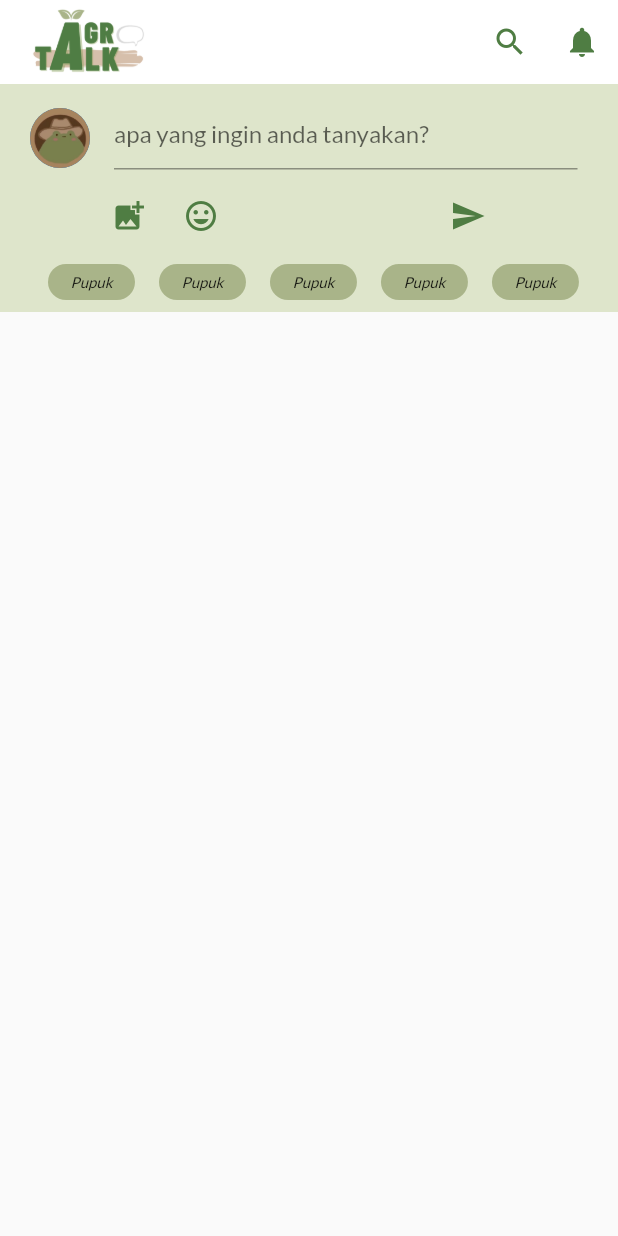
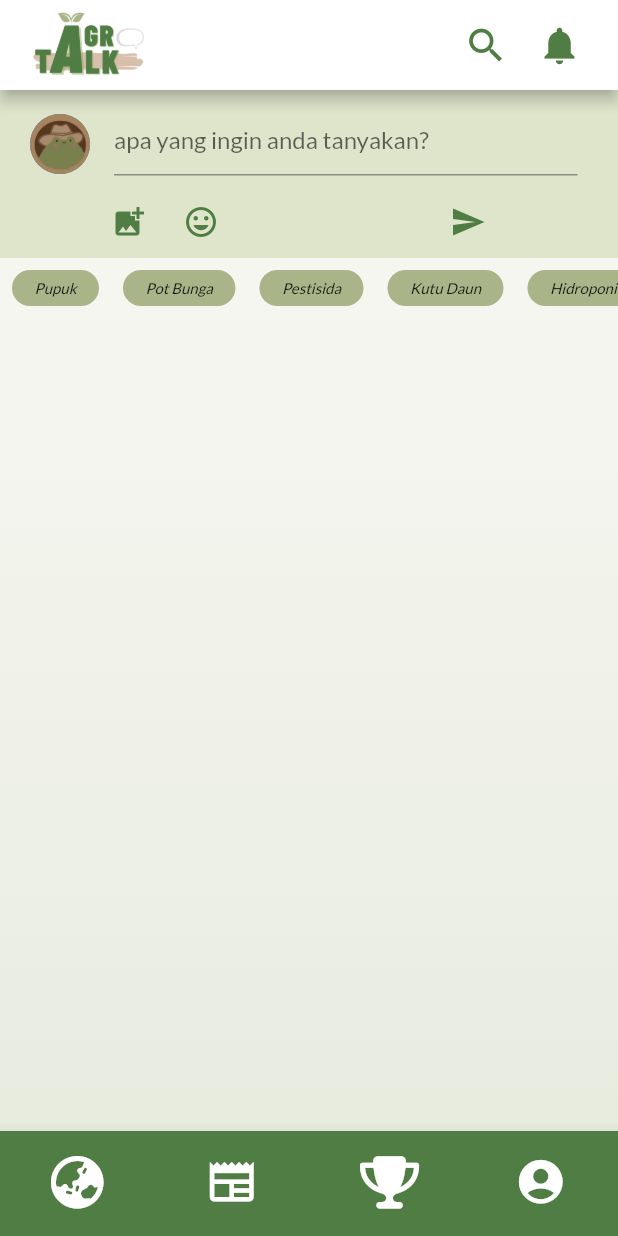
Before and after one commit to anandashadrina/AgroTalk, a Flutter app: the RegisterPage screen opened directly, after a tap on "Daftar", on a phone screen of 412 x 824 dp. Run offline on Flutter 3.47's test engine with Material 2 defaults, Android fonts, the phone set to English and light mode, and no system bars; our stand-ins replace font_awesome_flutter.

Commit message:
perbaiki landing page, nambah foto buat news, tambah page untuk user, update profil user page

```diff
--- a/lib/Pages/User Page/HomePage.dart
+++ b/lib/Pages/User Page/HomePage.dart
@@ -14,25 +14,18 @@ class _HomePageState extends State<HomePage> {
   @override
   Widget build(BuildContext context) {
     return Scaffold(
-      body: CustomScrollView(
+      body: Container(
+        decoration: const BoxDecoration(
+          gradient: LinearGradient(
+              begin: Alignment.topCenter,
+              end: Alignment.bottomCenter,
+              colors: [
+                Color.fromARGB(54, 238, 238, 220),
+                Color.fromARGB(174, 222, 229, 210),
+              ]),
+        ),
+        child: CustomScrollView(
           slivers: [
-          SliverAppBar(
-            automaticallyImplyLeading: false,
-            backgroundColor: Colors.white,
-            title: Image.asset(
-              'assets/image/Logo.png',
-              height: 70,
-            ),
-            actions: [
-              IconButton(
-                  onPressed: () {},
-                  icon: const Icon(Icons.search, color: Color(0xFF4F7D43))),
-              IconButton(
-                  onPressed: () {},
-                  icon:
-                      const Icon(Icons.notifications, color: Color(0xFF4F7D43)))
-            ],
-          ),
             SliverToBoxAdapter(
               child: Container(
                 padding: const EdgeInsets.fromLTRB(12.0, 8.0, 12.0, 0.0),
@@ -45,13 +38,15 @@ class _HomePageState extends State<HomePage> {
                         Padding(
                           padding: const EdgeInsets.all(8.0),
                           child: CircleAvatar(
-                          backgroundImage: AssetImage('assets/image/user1.jpg'),
+                            backgroundImage:
+                                AssetImage('assets/image/user1.jpg'),
                             radius: 20.0,
                           ),
                         ),
                         Expanded(
                           child: Padding(
-                          padding: const EdgeInsets.fromLTRB(8.0, 0, 15.0, 6.0),
+                            padding:
+                                const EdgeInsets.fromLTRB(8.0, 0, 15.0, 6.0),
                             child: TextField(
                               decoration: InputDecoration(
                                   hintText: "apa yang ingin anda tanyakan?"),
@@ -84,21 +79,24 @@ class _HomePageState extends State<HomePage> {
                             )),
                       ],
                     ),
-                  //buat nambahin scroll topic
-                  Padding(
-                    padding: const EdgeInsets.fromLTRB(12, 0, 0, 0),
-                    child: Container(
+                  ],
+                ),
+              ),
+            ),
+            SliverToBoxAdapter(
+              child: Column(
+                children: [
+                  Container(
                     height: 40,
                     width: double.infinity,
                     child: const TopicScroll(),
+                  ),
+                ],
               ),
             ),
           ],
         ),
       ),
-          ),
-        ],
-      ),
     );
   }
 }
--- a/lib/Pages/User Page/LandingPageUser.dart
+++ b/lib/Pages/User Page/LandingPageUser.dart
@@ -3,18 +3,24 @@ import 'package:flutter/src/widgets/framework.dart';
 import 'package:font_awesome_flutter/font_awesome_flutter.dart';
 import 'HomePage.dart';
 import 'NotificationUserPage.dart';
+import 'NewsPage.dart';
+import 'ArticleUserPage.dart';
+import 'ProfileUserPage.dart';
 
-class LandingPage extends StatefulWidget {
-  const LandingPage({super.key});
+class LandingPageUser extends StatefulWidget {
+  const LandingPageUser({super.key});
 
   @override
-  State<LandingPage> createState() => _LandingPageState();
+  State<LandingPageUser> createState() => _LandingPageUserState();
 }
 
-class _LandingPageState extends State<LandingPage> {
+class _LandingPageUserState extends State<LandingPageUser> {
   int _bottomNavCurrentIndex = 0;
   List<Widget> _container = [
     new HomePage(),
+    new NewsPage(),
+    new ArticleUserPage(),
+    new ProfileUserPage(),
   ];
 
   @override
@@ -39,7 +45,7 @@ class _LandingPageState extends State<LandingPage> {
                 );
               },
               icon: const Icon(
-                Icons.notifications,
+                Icons.search,
                 color: Color(0xFF4F7D43),
                 size: 30,
               )),
@@ -48,12 +54,12 @@ class _LandingPageState extends State<LandingPage> {
               Navigator.push(
                 context,
                 MaterialPageRoute(
-                  builder: (context) => const HomePage(),
+                  builder: (context) => const NotificationUserPage(),
                 ),
               );
             },
             icon: const Icon(
-              Icons.account_circle_rounded,
+              Icons.notifications,
               color: Color(0xFF4F7D43),
               size: 30,
             ),
@@ -94,7 +100,7 @@ class _LandingPageState extends State<LandingPage> {
             ),
             BottomNavigationBarItem(
               icon: Icon(
-                Icons.report_rounded,
+                Icons.account_circle_rounded,
                 color: Color.fromARGB(255, 255, 255, 255),
               ),
               label: 'Report n Block',
--- a/lib/Pages/User Page/TopicScroll.dart
+++ b/lib/Pages/User Page/TopicScroll.dart
@@ -52,7 +52,7 @@ class _TopicScrollState extends State<TopicScroll> {
                     color: const Color(0xFFA9B489),
                   ),
                   child: const Text(
-                    'Pupuk',
+                    'Pot Bunga',
                     style: TextStyle(
                       fontFamily: 'Lato',
                       fontSize: 10,
@@ -73,7 +73,7 @@ class _TopicScrollState extends State<TopicScroll> {
                     color: const Color(0xFFA9B489),
                   ),
                   child: const Text(
-                    'Pupuk',
+                    'Pestisida',
                     style: TextStyle(
                       fontFamily: 'Lato',
                       fontSize: 10,
@@ -94,7 +94,7 @@ class _TopicScrollState extends State<TopicScroll> {
                     color: const Color(0xFFA9B489),
                   ),
                   child: const Text(
-                    'Pupuk',
+                    'Kutu Daun',
                     style: TextStyle(
                       fontFamily: 'Lato',
                       fontSize: 10,
@@ -115,7 +115,7 @@ class _TopicScrollState extends State<TopicScroll> {
                     color: const Color(0xFFA9B489),
                   ),
                   child: const Text(
-                    'Pupuk',
+                    'Hidroponik',
                     style: TextStyle(
                       fontFamily: 'Lato',
                       fontSize: 10,
@@ -136,7 +136,7 @@ class _TopicScrollState extends State<TopicScroll> {
                     color: const Color(0xFFA9B489),
                   ),
                   child: const Text(
-                    'Pupuk',
+                    'Bibit',
                     style: TextStyle(
                       fontFamily: 'Lato',
                       fontSize: 10,
@@ -157,28 +157,7 @@ class _TopicScrollState extends State<TopicScroll> {
                     color: const Color(0xFFA9B489),
                   ),
                   child: const Text(
-                    'Pupuk',
-                    style: TextStyle(
-                      fontFamily: 'Lato',
-                      fontSize: 10,
-                      fontStyle: FontStyle.italic,
-                    ),
-                  ),
-                ),
-              ),
-              Padding(
-                padding: const EdgeInsets.all(8.0),
-                child: Container(
-                  padding: EdgeInsets.fromLTRB(15, 0, 15, 0),
-                  height: 30,
-                  alignment: Alignment.center,
-                  decoration: BoxDecoration(
-                    shape: BoxShape.rectangle,
-                    borderRadius: BorderRadius.circular(15),
-                    color: const Color(0xFFA9B489),
-                  ),
-                  child: const Text(
-                    'Pupuk',
+                    'Cabai',
                     style: TextStyle(
                       fontFamily: 'Lato',
                       fontSize: 10,
@@ -199,7 +178,7 @@ class _TopicScrollState extends State<TopicScroll> {
                     color: const Color(0xFFA9B489),
                   ),
                   child: const Text(
-                    'Pupuk',
+                    'Hama',
                     style: TextStyle(
                       fontFamily: 'Lato',
                       fontSize: 10,
--- a/lib/Pages/registerPage.dart
+++ b/lib/Pages/registerPage.dart
@@ -1,6 +1,6 @@
 import 'package:agrotalk/Pages/LoginPage.dart';
 import 'package:flutter/material.dart';
-import 'package:agrotalk/Pages/User Page/HomePage.dart';
+import 'User Page/LandingPageUser.dart';
 
 class RegisterPage extends StatefulWidget {
   const RegisterPage({super.key});
@@ -84,7 +84,7 @@ class _RegisterPageState extends State<RegisterPage> {
                     Navigator.push(
                       context,
                       MaterialPageRoute(
-                        builder: (context) => HomePage(),
+                        builder: (context) => LandingPageUser(),
                       ),
                     );
                   },
```
Also changed, not shown: lib/Pages/User Page/AddArticlePage.dart (added, +16 -0 lines), lib/Pages/User Page/ArticleUserPage.dart (added, +16 -0 lines), lib/Pages/User Page/NewsDetailPage.dart (added, +11 -0 lines), lib/Pages/User Page/NewsPage.dart (added, +16 -0 lines), lib/Pages/User Page/NotificationUserPage.dart (+12 -11 lines), lib/Pages/User Page/ProfileUserPage.dart (+16 -54 lines), assets/image/artikel a.jpg (added), assets/image/artikel b.jpg (added), assets/image/artikel c.jpg (added), assets/image/artikel d.jpg (added), assets/image/artikel e.jpg (added). Lines whose indentation alone changed are shown as unchanged.
